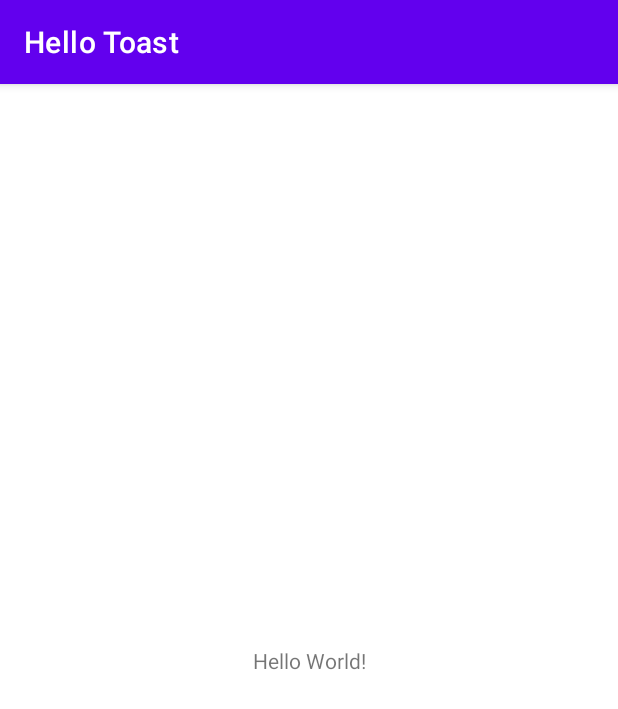
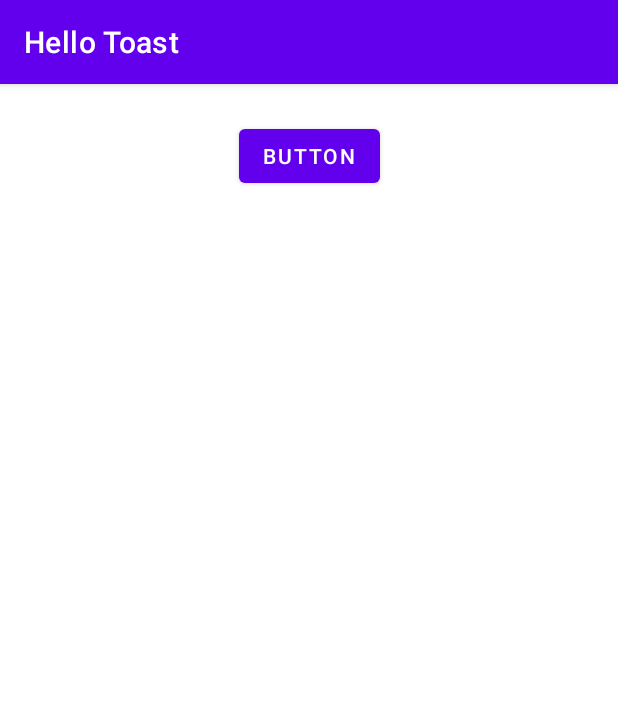
Before and after one commit to sabdika/First-interactive-UI, an Android app: the screen it shows after launch (MainActivity), on a phone screen of 412 x 824 dp. Shown: the top 709 px of the screen. Run offline under Robolectric (Android 15) with nearby library versions, the phone set to English and light mode, and no system bars.

Commit message:
Addition of first button

```diff
--- a/app/src/main/res/layout/activity_main.xml
+++ b/app/src/main/res/layout/activity_main.xml
@@ -6,15 +6,13 @@
     android:layout_height="match_parent"
     tools:context=".MainActivity">
 
-    <TextView
+    <Button
+        android:id="@+id/button"
         android:layout_width="wrap_content"
         android:layout_height="wrap_content"
-        android:text="Hello World!"
-        app:layout_constraintBottom_toBottomOf="parent"
+        android:layout_marginTop="24dp"
+        android:text="Button"
         app:layout_constraintEnd_toEndOf="parent"
-        app:layout_constraintLeft_toLeftOf="parent"
-        app:layout_constraintRight_toRightOf="parent"
         app:layout_constraintStart_toStartOf="parent"
         app:layout_constraintTop_toTopOf="parent" />
-
 </androidx.constraintlayout.widget.ConstraintLayout>
```
